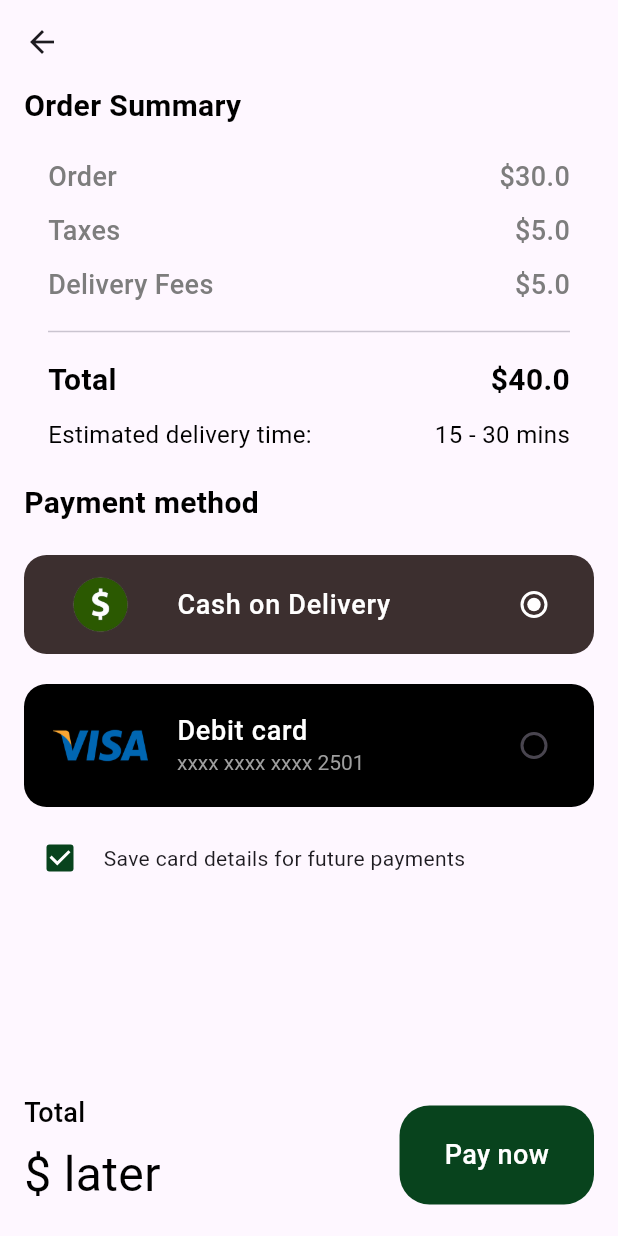
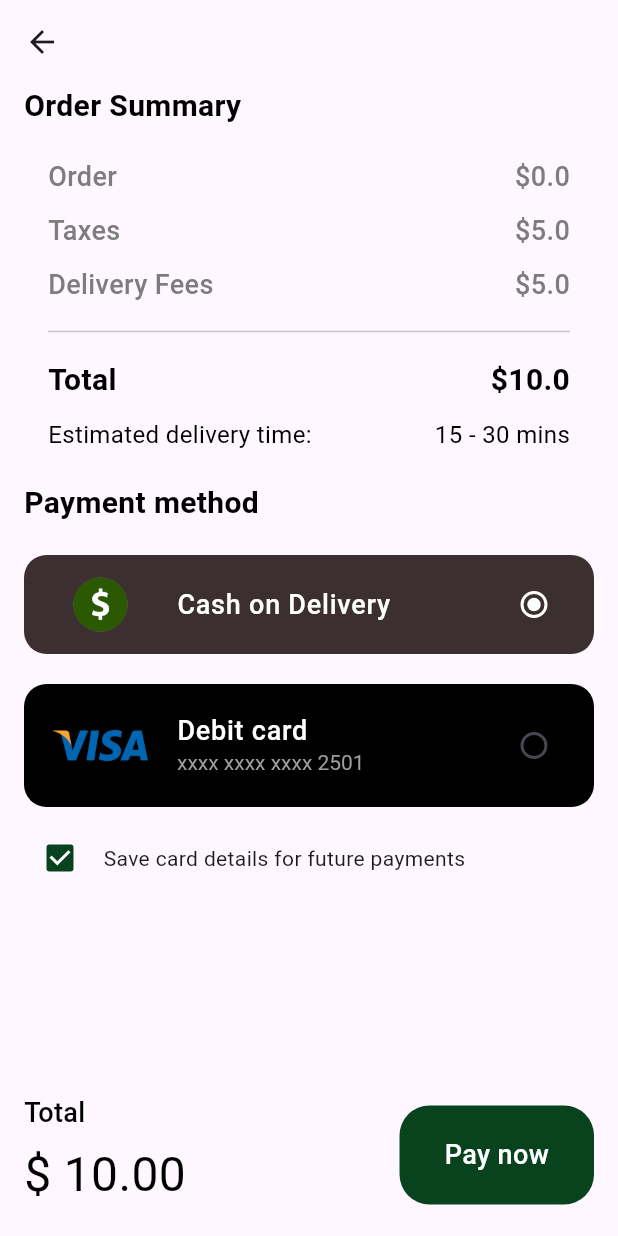
Before and after one commit to AshrafElManDoh/hungry_app, a Flutter app: the CartView screen opened directly, after a tap on "Check out", on a phone screen of 412 x 824 dp. Run offline on Flutter 3.47's test engine with Material 3 defaults, Android fonts, the phone set to English and light mode, and no system bars; our stand-ins replace cached_network_image, dartz, dio, flutter_bloc, flutter_credit_card, flutter_svg and 6 more; accounts and stored records are empty.

Commit message:
refactor guest in cart view and price in ckeckout view

```diff
--- a/lib/features/cart/views/cart_view.dart
+++ b/lib/features/cart/views/cart_view.dart
@@ -1,81 +1,61 @@
 import 'package:flutter/material.dart';
 import 'package:flutter_bloc/flutter_bloc.dart';
-import 'package:gap/gap.dart';
 import 'package:hungry_app/core/constants/app_colors.dart';
-import 'package:hungry_app/core/widgets/custom_indicator.dart';
+import 'package:hungry_app/core/widgets/please_login_body.dart';
 import 'package:hungry_app/core/widgets/price_button_widget.dart';
+import 'package:hungry_app/features/auth/cubits/auth_cubit/auth_cubit.dart';
+import 'package:hungry_app/features/auth/views/login_view.dart';
 import 'package:hungry_app/features/cart/cubits/cart_cubit/cart_cubit.dart';
-import 'package:hungry_app/features/cart/views/widgets/cart_item.dart';
+import 'package:hungry_app/features/cart/views/widgets/cart_body.dart';
 import 'package:hungry_app/features/checkout/views/checkout_view.dart';
-import 'package:modal_progress_hud_nsn/modal_progress_hud_nsn.dart';
+
+
 
 class CartView extends StatelessWidget {
   const CartView({super.key});
 
   @override
   Widget build(BuildContext context) {
+    return BlocBuilder<AuthCubit, AuthState>(
+      builder: (context, authState) {
+        final authCubit = context.read<AuthCubit>();
+        final isGuest = authCubit.isGuestMode;
+
         return Scaffold(
-      body: BlocConsumer<CartCubit, CartState>(
-        listener: (context, state) {
-          if (state is CartFailure) {
-            ScaffoldMessenger.of(
+          backgroundColor: isGuest ? AppColors.primaryColor : null,
+          body: isGuest
+              ? PleaseLoginBody(
+                  onLoginTap: () async {
+                    await authCubit.clearData();
+                    Navigator.pushAndRemoveUntil(
                       context,
-            ).showSnackBar(SnackBar(content: Text(state.errMsg)));
-          }
-        },
-        builder: (context, state) {
-          final cartCubit = context.read<CartCubit>();
-          final isLoading =
-              state is CartLoading ||
-              state is CartremoveLoading ||
-              state is CartAddItem;
-
-          return ModalProgressHUD(
-            inAsyncCall: isLoading,
-            progressIndicator: const CustomIndicator(),
-            child: Padding(
-              padding: const EdgeInsets.symmetric(horizontal: 16),
-              child: CustomScrollView(
-                slivers: [
-                  const SliverToBoxAdapter(child: Gap(40)),
-
-                  /// 🛒 Cart Items
-                  if (state is CartGetItems || state is CartremoveLoading)
-                    SliverList.builder(
-                      itemCount: cartCubit.cartDataModel?.items.length ?? 0,
-                      itemBuilder: (context, index) {
-                        final cartItem = cartCubit.cartDataModel!.items[index];
-                        return CartItem(
-                          cartModel: cartItem,
-                          count: cartItem.quantity,
-                          onChanged: (newValue) {},
+                      MaterialPageRoute(
+                        builder: (_) => const LoginView(),
+                      ),
+                      (route) => false,
                     );
                   },
                 )
-                  else if (state is CartFailure)
-                    SliverFillRemaining(
-                      child: Center(child: Text(state.errMsg)),
-                    )
-                  else
-                    SliverFillRemaining(
-                      child: Center(
-                        child: CustomIndicator(color: AppColors.primaryColor),
-                      ),
-                    ),
+              : CartBody(),
 
-                  const SliverToBoxAdapter(child: Gap(200)),
-                ],
-              ),
-            ),
+          /// 👈 أهم حتة: bottomSheet مش هيظهر لو Guest
+          bottomSheet: isGuest ? null : const _CartBottomSheet(),
         );
       },
-      ),
+    );
+  }
+}
 
-      /// 💰 Checkout Button
-      bottomSheet: BlocBuilder<CartCubit, CartState>(
-        builder: (context, state) {
+
+
+
+class _CartBottomSheet extends StatelessWidget {
+  const _CartBottomSheet();
+
+  @override
+  Widget build(BuildContext context) {
     final totalPrice =
-              context.read<CartCubit>().cartDataModel?.totalPrice ?? "0.0";
+        context.watch<CartCubit>().cartDataModel?.totalPrice ?? "0.0";
 
     return PriceButtonWidget(
       isBottomNavBar: false,
@@ -83,10 +63,9 @@ class CartView extends StatelessWidget {
       price: totalPrice,
       onTap: () => Navigator.push(
         context,
-              MaterialPageRoute(builder: (_) => const CheckoutView()),
+        MaterialPageRoute(
+          builder: (_) => CheckoutView(totalPrice: totalPrice),
         ),
-          );
-        },
       ),
     );
   }
--- /dev/null
+++ b/lib/features/cart/views/widgets/cart_body.dart
@@ -0,0 +1,68 @@
+import 'package:flutter/material.dart';
+import 'package:flutter_bloc/flutter_bloc.dart';
+import 'package:gap/gap.dart';
+import 'package:hungry_app/core/constants/app_colors.dart';
+import 'package:hungry_app/core/widgets/custom_indicator.dart';
+import 'package:hungry_app/features/cart/cubits/cart_cubit/cart_cubit.dart';
+import 'package:hungry_app/features/cart/views/widgets/cart_item.dart';
+import 'package:modal_progress_hud_nsn/modal_progress_hud_nsn.dart';
+
+class CartBody extends StatelessWidget {
+  const CartBody({super.key});
+
+  @override
+  Widget build(BuildContext context) {
+    return BlocConsumer<CartCubit, CartState>(
+      listener: (context, state) {
+        if (state is CartFailure) {
+          ScaffoldMessenger.of(
+            context,
+          ).showSnackBar(SnackBar(content: Text(state.errMsg)));
+        }
+      },
+      builder: (context, state) {
+        final cartCubit = context.read<CartCubit>();
+        final isLoading =
+            state is CartLoading ||
+            state is CartremoveLoading ||
+            state is CartAddItem;
+
+        return ModalProgressHUD(
+          inAsyncCall: isLoading,
+          progressIndicator: const CustomIndicator(),
+          child: Padding(
+            padding: const EdgeInsets.symmetric(horizontal: 16),
+            child: CustomScrollView(
+              slivers: [
+                const SliverToBoxAdapter(child: Gap(40)),
+
+                if (state is CartGetItems || state is CartremoveLoading)
+                  SliverList.builder(
+                    itemCount: cartCubit.cartDataModel?.items.length ?? 0,
+                    itemBuilder: (context, index) {
+                      final cartItem = cartCubit.cartDataModel!.items[index];
+                      return CartItem(
+                        cartModel: cartItem,
+                        count: cartItem.quantity,
+                        onChanged: (newValue) {},
+                      );
+                    },
+                  )
+                else if (state is CartFailure)
+                  SliverFillRemaining(child: Center(child: Text(state.errMsg)))
+                else
+                  SliverFillRemaining(
+                    child: Center(
+                      child: CustomIndicator(color: AppColors.primaryColor),
+                    ),
+                  ),
+
+                const SliverToBoxAdapter(child: Gap(200)),
+              ],
+            ),
+          ),
+        );
+      },
+    );
+  }
+}
--- a/lib/features/checkout/views/checkout_view.dart
+++ b/lib/features/checkout/views/checkout_view.dart
@@ -9,7 +9,8 @@ import 'package:hungry_app/core/widgets/please_login_body.dart';
 import 'package:hungry_app/features/checkout/views/widgets/user_checkout_body.dart';
 
 class CheckoutView extends StatelessWidget {
-  const CheckoutView({super.key});
+  const CheckoutView({super.key, required this.totalPrice});
+  final String totalPrice;
 
   @override
   Widget build(BuildContext context) {
@@ -34,12 +35,12 @@ class CheckoutView extends StatelessWidget {
                     );
                   },
                 )
-              : UserCheckoutBody(),
+              : UserCheckoutBody(price: double.parse(totalPrice)),
           bottomNavigationBar: isGuest
               ? null
               : PriceButtonWidget(
                   titleButton: "Pay now",
-                  price: "later",
+                  price: (double.parse(totalPrice) + 5 + 5).toStringAsFixed(2),
                   onTap: () {
                     showCustomDialaog(context);
                   },
--- a/lib/features/checkout/views/widgets/user_checkout_body.dart
+++ b/lib/features/checkout/views/widgets/user_checkout_body.dart
@@ -4,7 +4,8 @@ import 'package:hungry_app/features/checkout/views/widgets/order_summary_section
 import 'package:hungry_app/features/checkout/views/widgets/payment_method_section.dart';
 
 class UserCheckoutBody extends StatelessWidget {
-  const UserCheckoutBody({super.key});
+  const UserCheckoutBody({super.key, required this.price});
+  final double price ;
 
   @override
   Widget build(BuildContext context) {
@@ -13,7 +14,7 @@ class UserCheckoutBody extends StatelessWidget {
       child: Column(
         crossAxisAlignment: CrossAxisAlignment.start,
         children: [
-          OrderHistorySection(order: 30, taxes: 5, fees: 5),
+          OrderHistorySection(order: price, taxes: 5, fees: 5),
           Gap(20),
           PaymentMethodSection(),
         ],
```
Also changed, not shown: lib/root.dart (+6 -1 lines). Lines whose indentation alone changed are shown as unchanged.
